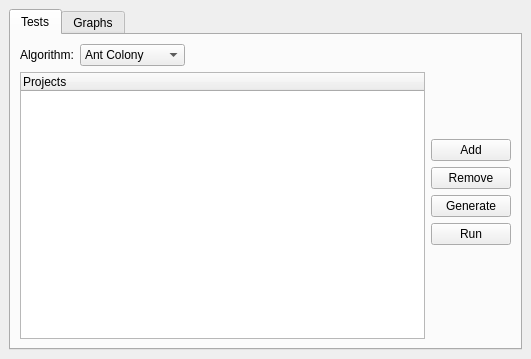
First picture: the form in DCGUI/Windows/TestsWindow.ui, repository DanielZorin/DataCenters, before the edit.
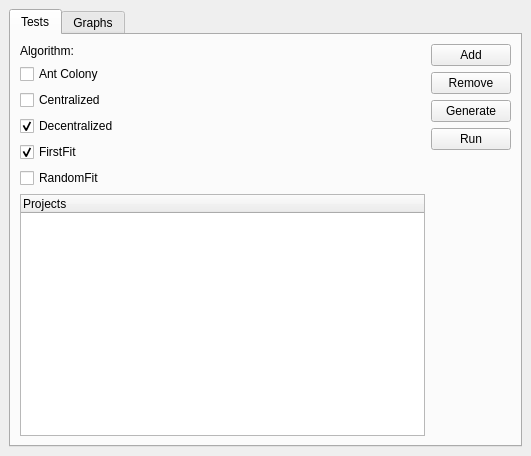
Second picture: the form after the edit. Icons and pictures are not drawn.

Commit message: Testing several algorithms at a time

```diff
--- a/DCGUI/Windows/TestsWindow.ui
+++ b/DCGUI/Windows/TestsWindow.ui
@@ -10,7 +10,7 @@
     <x>0</x>
     <y>0</y>
     <width>521</width>
-    <height>359</height>
+    <height>456</height>
    </rect>
   </property>
   <property name="windowTitle">
@@ -50,8 +50,6 @@
           <item>
            <layout class="QVBoxLayout" name="verticalLayout_2">
             <item>
-             <layout class="QHBoxLayout" name="horizontalLayout">
-              <item>
                <widget class="QLabel" name="label_2">
                 <property name="text">
                  <string>Algorithm:</string>
@@ -59,54 +57,45 @@
                </widget>
               </item>
               <item>
-               <widget class="QComboBox" name="algorithm">
-                <property name="minimumSize">
-                 <size>
-                  <width>100</width>
-                  <height>0</height>
-                 </size>
-                </property>
-                <item>
+             <widget class="QCheckBox" name="ant">
                  <property name="text">
                   <string>Ant Colony</string>
                  </property>
+             </widget>
                 </item>
                 <item>
+             <widget class="QCheckBox" name="cen">
                  <property name="text">
                   <string>Centralized</string>
                  </property>
+             </widget>
                 </item>
                 <item>
+             <widget class="QCheckBox" name="decen">
                  <property name="text">
                   <string>Decentralized</string>
                  </property>
+              <property name="checked">
+               <bool>true</bool>
+              </property>
+             </widget>
                 </item>
                 <item>
+             <widget class="QCheckBox" name="ff">
                  <property name="text">
                   <string>FirstFit</string>
                  </property>
+              <property name="checked">
+               <bool>true</bool>
+              </property>
+             </widget>
                 </item>
                 <item>
+             <widget class="QCheckBox" name="rf">
                  <property name="text">
                   <string>RandomFit</string>
                  </property>
-                </item>
-               </widget>
-              </item>
-              <item>
-               <spacer name="horizontalSpacer">
-                <property name="orientation">
-                 <enum>Qt::Horizontal</enum>
-                </property>
-                <property name="sizeHint" stdset="0">
-                 <size>
-                  <width>40</width>
-                  <height>20</height>
-                 </size>
-                </property>
-               </spacer>
-              </item>
-             </layout>
+             </widget>
             </item>
             <item>
              <widget class="QTreeWidget" name="projects">
@@ -121,19 +110,6 @@
           </item>
           <item>
            <layout class="QVBoxLayout" name="verticalLayout">
-            <item>
-             <spacer name="verticalSpacer">
-              <property name="orientation">
-               <enum>Qt::Vertical</enum>
-              </property>
-              <property name="sizeHint" stdset="0">
-               <size>
-                <width>20</width>
-                <height>40</height>
-               </size>
-              </property>
-             </spacer>
-            </item>
             <item>
              <widget class="QPushButton" name="add">
               <property name="text">
```
Lines whose indentation alone changed are shown as unchanged. The commit also changes 4 other files.
